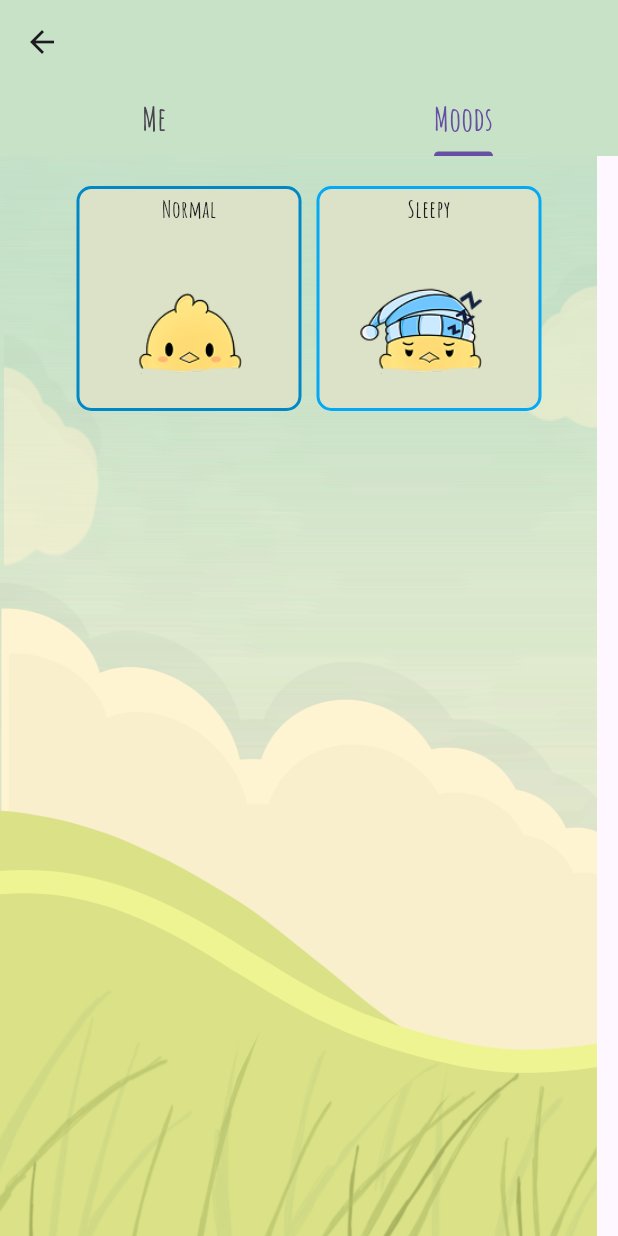
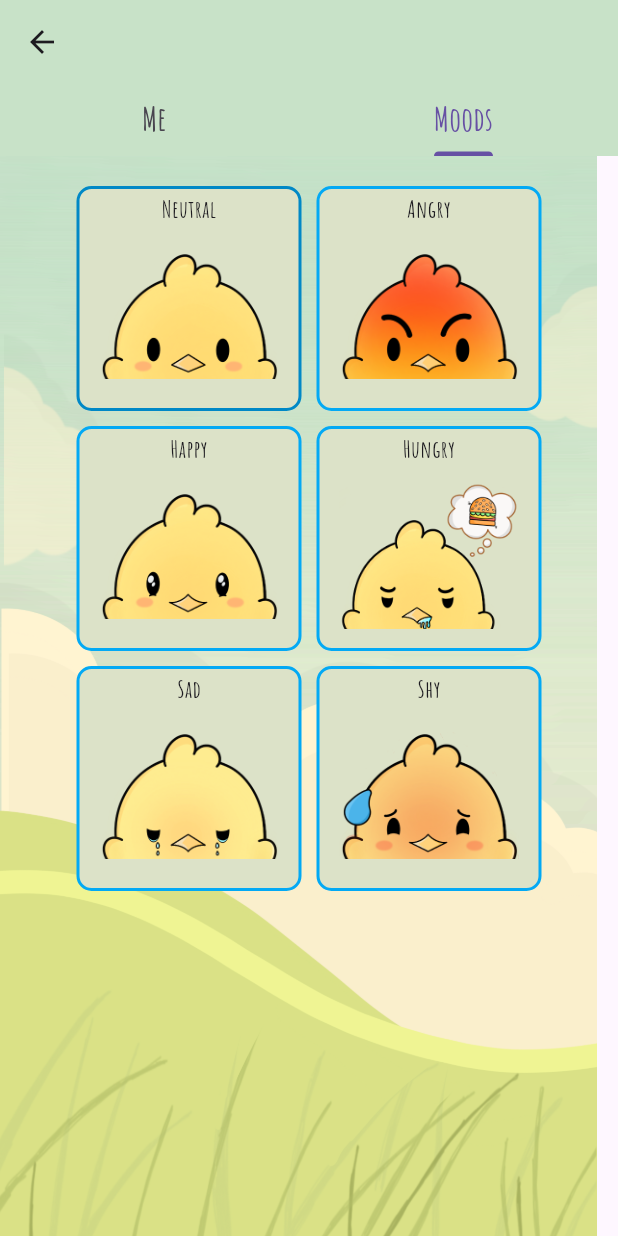
Before and after one commit to PepeRCx/emotions, a Flutter app: the InventoryScreen screen opened directly, tab 2 chosen, on a phone screen of 412 x 824 dp. Run offline on Flutter 3.47's test engine with Material 3 defaults, Android fonts, the phone set to English and light mode, and no system bars; our stand-ins replace firebase_auth, firebase_core, firebase_database, flutter_riverpod, google_nav_bar; missing offline and left inert: home_widget; accounts and stored records are empty; generated files the repository leaves out were written again.

Commit message:
[IMP] new moods selection and their assets

```diff
--- a/lib/components/me.dart
+++ b/lib/components/me.dart
@@ -7,7 +7,11 @@ class MeTab extends ConsumerWidget {
 
   static const emotionImages = {
     'default': 'lib/assets/skins/default/default.png',
-    'sleepy': 'lib/assets/skins/sleep/sleep.png',
+    'angry': 'lib/assets/images/moods/angry.png',
+    'happy': 'lib/assets/images/moods/happy.png',
+    'hungry': 'lib/assets/images/moods/hungry.png',
+    'sad': 'lib/assets/images/moods/sad.png',
+    'shy': 'lib/assets/images/moods/shy.png',
   };
 
   @override
--- a/lib/pages/couple.dart
+++ b/lib/pages/couple.dart
@@ -75,7 +75,11 @@ class Partner extends ConsumerWidget {
 
     const moodImages = {
       'normal': 'lib/assets/skins/default/default.png',
-      'sleepy': 'lib/assets/skins/sleep/sleep.png',
+      'angry': 'lib/assets/images/moods/angry.png',
+      'happy': 'lib/assets/images/moods/happy.png',
+      'hungry': 'lib/assets/images/moods/hungry.png',
+      'sad': 'lib/assets/images/moods/sad.png',
+      'shy': 'lib/assets/images/moods/shy.png',
     };
 
     return FutureBuilder<String>(
--- a/lib/pages/moods_tab.dart
+++ b/lib/pages/moods_tab.dart
@@ -18,12 +18,34 @@ class MoodsTab extends ConsumerWidget {
             children: [
               EmotionCard(
                 emotionId: 'normal',
-                text: 'Normal',
-                imagePath: 'lib/assets/skins/default/default_mood.png'),
+                text: 'Neutral',
+                imagePath: 'lib/assets/images/mood_cards/neutral.png'
+              ),
               EmotionCard(
-                emotionId: 'sleepy',
-                text: 'Sleepy',
-                imagePath: 'lib/assets/skins/sleep/sleepy.png'),
+                emotionId: 'angry',
+                text: 'Angry',
+                imagePath: 'lib/assets/images/mood_cards/angry.png',
+              ),
+              EmotionCard(
+                emotionId: 'happy',
+                text: 'Happy',
+                imagePath: 'lib/assets/images/mood_cards/happy.png',
+              ),
+              EmotionCard(
+                emotionId: 'hungry',
+                text: 'Hungry',
+                imagePath: 'lib/assets/images/mood_cards/hungry.png',
+              ),
+              EmotionCard(
+                emotionId: 'sad',
+                text: 'Sad',
+                imagePath: 'lib/assets/images/mood_cards/sad.png',
+              ),
+              EmotionCard(
+                emotionId: 'shy',
+                text: 'Shy',
+                imagePath: 'lib/assets/images/mood_cards/shy.png',
+              ),
             ],
           )
         ],
--- a/pubspec.yaml
+++ b/pubspec.yaml
@@ -32,6 +32,8 @@ flutter:
     - lib/assets/backgrounds/
     - lib/assets/single/
     - lib/assets/skins/default/
+    - lib/assets/images/mood_cards/
+    - lib/assets/images/moods/
     - lib/assets/skins/sleep/
     - lib/assets/icons/
   fonts:
```
Also changed, not shown: lib/assets/images/mood_cards/angry.png (added), lib/assets/images/mood_cards/happy.png (added), lib/assets/images/mood_cards/hungry.png (added), lib/assets/images/mood_cards/neutral.png (added), lib/assets/images/mood_cards/sad.png (added), lib/assets/images/mood_cards/shy.png (added), lib/assets/images/moods/angry.png (added), lib/assets/images/moods/happy.png (added), lib/assets/images/moods/hungry.png (added), lib/assets/images/moods/neutral.png (added), lib/assets/images/moods/sad.png (added), lib/assets/images/moods/shy.png (added).
